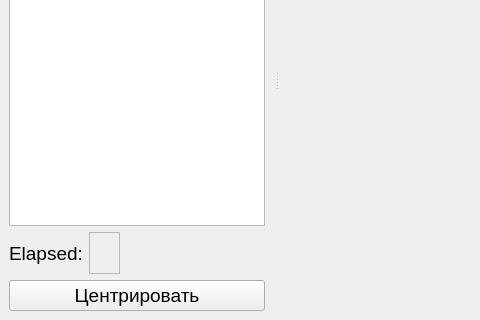
Before: the Qt Designer form plotter/ui/MainWindow.ui in atorym/learning_c-, drawn with Qt 5; both pictures show x 0 to 480 and y 160 to 480 of the 640 by 480 pixel window.
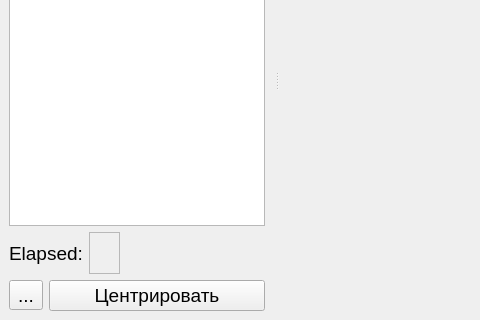
After: the same form once the commit is applied. Custom widgets are drawn as their Qt base class.

```diff
--- a/plotter/ui/MainWindow.ui
+++ b/plotter/ui/MainWindow.ui
@@ -84,11 +84,22 @@
       </layout>
      </item>
      <item>
+      <layout class="QHBoxLayout" name="horizontalLayout_4">
+       <item>
+        <widget class="QToolButton" name="tb_about">
+         <property name="text">
+          <string>...</string>
+         </property>
+        </widget>
+       </item>
+       <item>
       <widget class="QPushButton" name="pb_center">
        <property name="text">
         <string>Центрировать</string>
        </property>
       </widget>
+       </item>
+      </layout>
      </item>
     </layout>
    </widget>
```
Left out of the diff: 3 changed lines with no effect on the pictures. Lines whose indentation alone changed are shown as unchanged.
